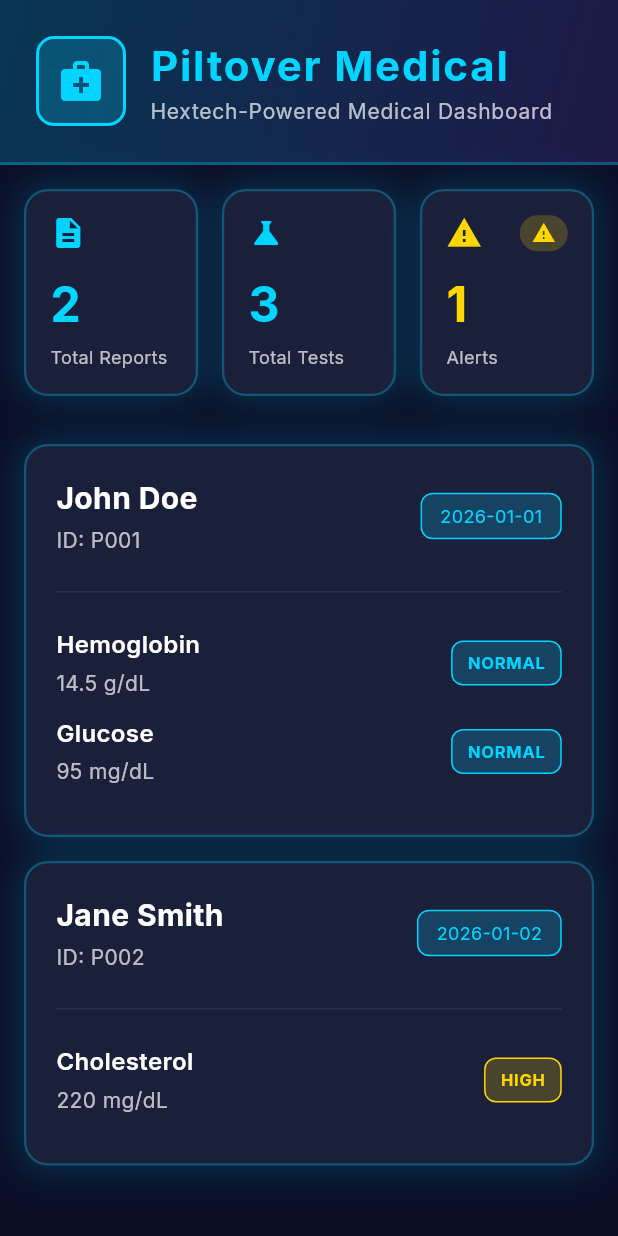
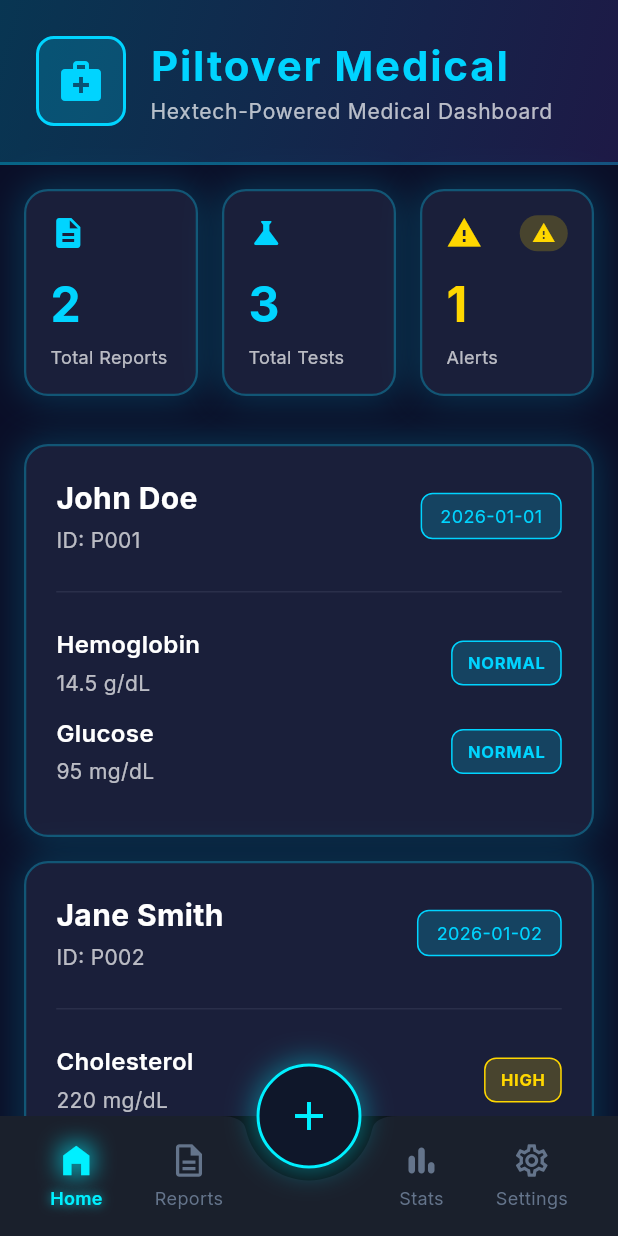
Before and after one commit to Thetwobraincells/Arcane, a Flutter app: the screen it shows after launch, on a phone screen of 412 x 824 dp. Run offline on Flutter 3.47's test engine with Material 3 defaults, Android fonts, the phone set to English and light mode, and no system bars; our stand-ins replace google_fonts.

Commit message:
NavBar update

```diff
--- a/Piltover_med/lib/main.dart
+++ b/Piltover_med/lib/main.dart
@@ -1,9 +1,8 @@
 import 'package:flutter/material.dart';
 import 'package:provider/provider.dart';
-import 'package:google_fonts/google_fonts.dart';
 import 'controllers/report_controller.dart';
 import 'theme/arcane_theme.dart';
-import 'views/screens/dashboard_screen.dart';
+import 'views/screens/main_scaffold.dart';
 
 void main() {
   runApp(const ArcaneMedicalApp());
@@ -19,8 +18,12 @@ class ArcaneMedicalApp extends StatelessWidget {
       child: MaterialApp(
         title: 'Arcane Medical Dashboard',
         debugShowCheckedModeBanner: false,
+
+        // Ensure this theme defines the dark colors for the full effect
         theme: ArcaneTheme.lightTheme,
-        home: const DashboardScreen(),
+
+        // This is the key change: Load the Scaffold with Nav Bar first
+        home: MainScaffold(),
       ),
     );
   }
--- /dev/null
+++ b/Piltover_med/lib/views/screens/main_scaffold.dart
@@ -0,0 +1,136 @@
+import 'package:flutter/material.dart';
+import 'dashboard_screen.dart'; // Import your existing dashboard
+
+class MainScaffold extends StatefulWidget {
+  const MainScaffold({super.key});
+
+  @override
+  State<MainScaffold> createState() => _MainScaffoldState();
+}
+
+class _MainScaffoldState extends State<MainScaffold> {
+  int _currentIndex = 0;
+
+  // List of screens for navigation
+  final List<Widget> _screens = [
+    const DashboardScreen(),      // 0: Home
+    const Center(child: Text("Reports Screen", style: TextStyle(color: Colors.white))), // 1: Placeholder
+    const SizedBox(),             // 2: Placeholder for the center Add button (handled by FAB)
+    const Center(child: Text("Stats Screen", style: TextStyle(color: Colors.white))),   // 3: Placeholder
+    const Center(child: Text("Settings Screen", style: TextStyle(color: Colors.white))),// 4: Placeholder
+  ];
+
+  void _onItemTapped(int index) {
+    if (index == 2) return; // Middle button is handled by FAB
+    setState(() {
+      _currentIndex = index;
+    });
+  }
+
+  @override
+  Widget build(BuildContext context) {
+    // Arcane Theme Colors (adjust to match your exact hex codes)
+    final Color arcaneBg = const Color(0xFF0D1218); // Dark background
+    final Color cardBg = const Color(0xFF1A202C); // Slightly lighter for nav bar
+    final Color neonCyan = const Color(0xFF00F0FF); // Hextech glow color
+    final Color mutedText = const Color(0xFF64748B);
+
+    return Scaffold(
+      backgroundColor: arcaneBg,
+      body: _screens[_currentIndex],
+
+      // The Floating "Add Report" Button
+      floatingActionButtonLocation: FloatingActionButtonLocation.centerDocked,
+      floatingActionButton: Container(
+        width: 70,
+        height: 70,
+        decoration: BoxDecoration(
+          shape: BoxShape.circle,
+          boxShadow: [
+            BoxShadow(
+              color: neonCyan.withOpacity(0.4),
+              blurRadius: 15,
+              spreadRadius: 2,
+            ),
+          ],
+        ),
+        child: FloatingActionButton(
+          onPressed: () {
+            // Handle Add Report Action
+            print("Add Report Clicked");
+          },
+          backgroundColor: const Color(0xFF0F172A),
+          shape: CircleBorder(side: BorderSide(color: neonCyan, width: 2)),
+          elevation: 0,
+          child: Icon(Icons.add, color: neonCyan, size: 32),
+        ),
+      ),
+
+      // The Navigation Bar
+      bottomNavigationBar: BottomAppBar(
+        color: cardBg,
+        shape: const CircularNotchedRectangle(), // Creates the cutout for the FAB
+        notchMargin: 8.0,
+        height: 80,
+        child: Row(
+          mainAxisAlignment: MainAxisAlignment.spaceAround,
+          children: [
+            _buildNavItem(Icons.home_filled, "Home", 0, neonCyan, mutedText),
+            _buildNavItem(Icons.description_outlined, "Reports", 1, neonCyan, mutedText),
+            const SizedBox(width: 48), // Spacing for the center FAB
+            _buildNavItem(Icons.bar_chart_rounded, "Stats", 3, neonCyan, mutedText),
+            _buildNavItem(Icons.settings_outlined, "Settings", 4, neonCyan, mutedText),
+          ],
+        ),
+      ),
+    );
+  }
+
+  // Helper widget to build a navigation item with "Glow" effect
+  Widget _buildNavItem(IconData icon, String label, int index, Color activeColor, Color inactiveColor) {
+    final bool isSelected = _currentIndex == index;
+
+    return InkWell(
+      onTap: () => _onItemTapped(index),
+      borderRadius: BorderRadius.circular(12),
+      child: Column(
+        mainAxisSize: MainAxisSize.min,
+        mainAxisAlignment: MainAxisAlignment.center,
+        children: [
+          // Glowing Icon Effect
+          AnimatedContainer(
+            duration: const Duration(milliseconds: 200),
+            decoration: isSelected
+                ? BoxDecoration(
+                    boxShadow: [
+                      BoxShadow(
+                        color: activeColor.withOpacity(0.6),
+                        blurRadius: 12,
+                        spreadRadius: -2,
+                      )
+                    ],
+                  )
+                : null,
+            child: Icon(
+              icon,
+              color: isSelected ? activeColor : inactiveColor,
+              size: 26,
+            ),
+          ),
+          const SizedBox(height: 4),
+          Text(
+            label,
+            style: TextStyle(
+              color: isSelected ? activeColor : inactiveColor,
+              fontSize: 12,
+              fontWeight: isSelected ? FontWeight.w600 : FontWeight.w400,
+              shadows: isSelected
+                  ? [Shadow(color: activeColor.withOpacity(0.8), blurRadius: 8)]
+                  : [],
+            ),
+          ),
+        ],
+      ),
+    );
+  }
+}
```
